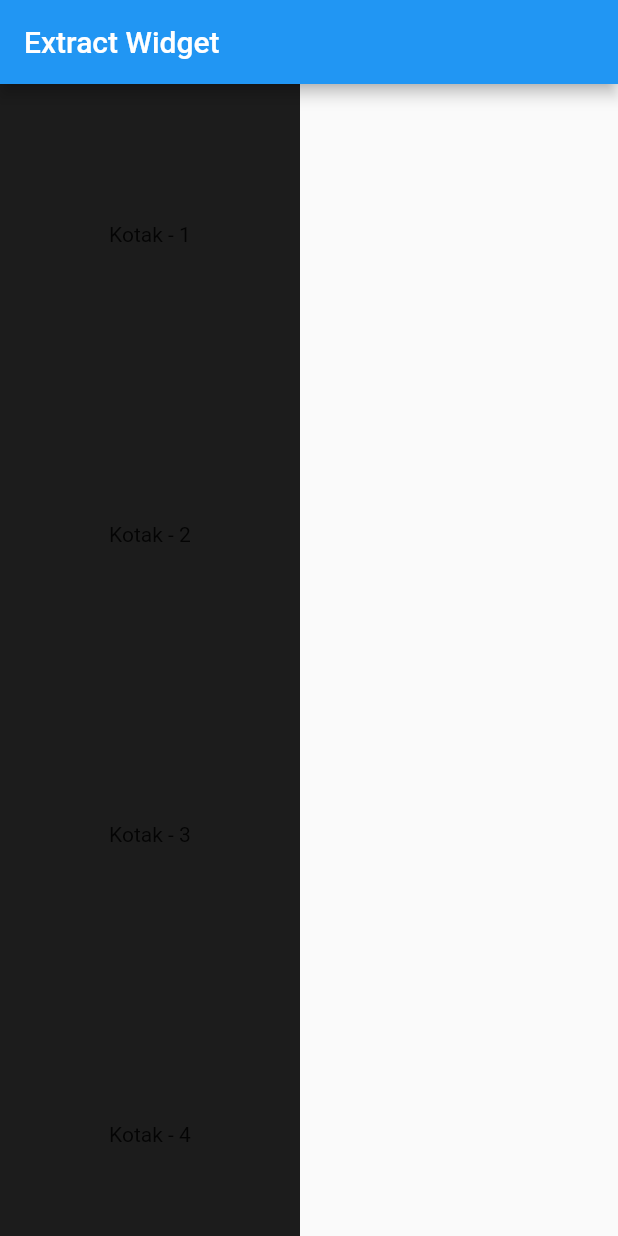
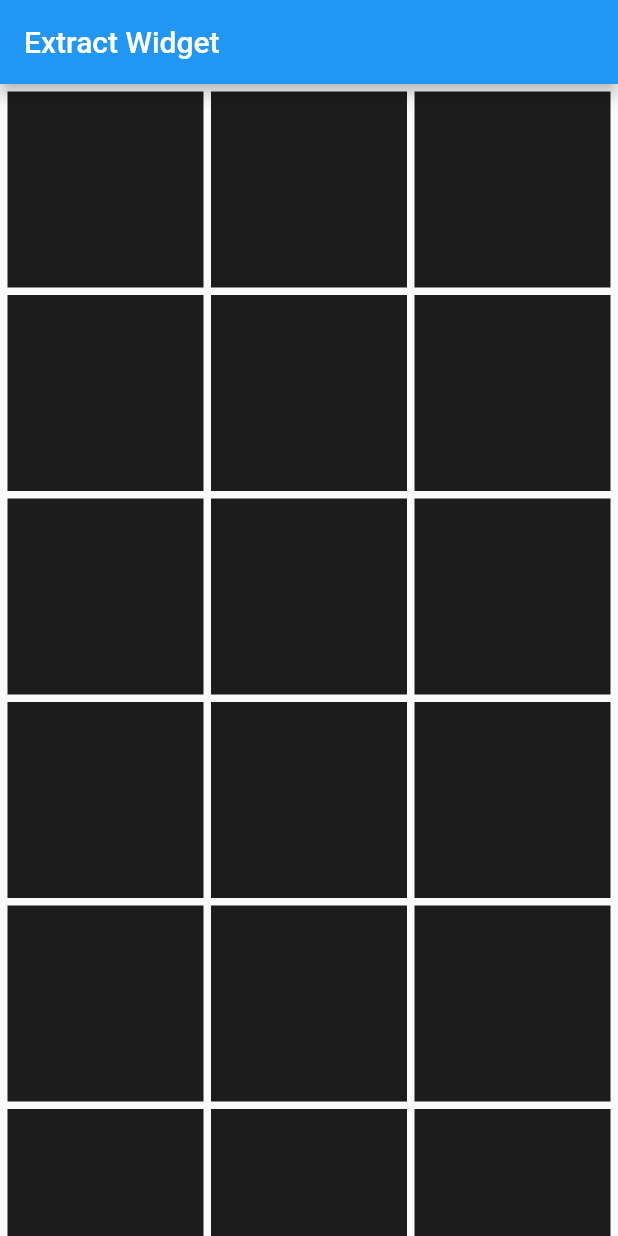
Before and after one commit to Dedenugroho16/belajar_flutter, a Flutter app: the screen it shows after launch, on a phone screen of 412 x 824 dp. Run offline on Flutter 3.47's test engine with Material 2 defaults, Android fonts, the phone set to English and light mode, and no system bars.

Commit message:
Widget Builder

```diff
--- a/lib/main.dart
+++ b/lib/main.dart
@@ -8,44 +8,20 @@ void main() {
 }
 
 class MyApp extends StatelessWidget {
-
-  // List<KotakWarna> allItems = List.generate(
-  //   10,
-  //   (index) => KotakWarna(
-  //     text: "Kotak - ${index+1}",
-  //     warna: Color.fromARGB(
-  //       255,
-  //       Random().nextInt(256),
-  //       Random().nextInt(256),
-  //       Random().nextInt(256)
-  //     )
-  //   )
-  // );
-
-  List<Map<String, dynamic>> data = List.generate(
-    10,
-    (index) => {
-      "text": "Kotak - ${index+1}",
-      "color": Color.fromARGB(
-        255,
-        Random().nextInt(256),
-        Random().nextInt(256),
-        Random().nextInt(256)
-      )
-    }
-  );
-
   @override
   Widget build(BuildContext context) {
     return MaterialApp(
       home: Scaffold(
-        appBar: AppBar(title: Text("Extract Widget"),),
-        body: SingleChildScrollView(
-          scrollDirection: Axis.vertical,
-          child: Column(
-            children: data.map((e) => KotakWarna(text: e["text"], warna: e["color"])).toList(),
+          appBar: AppBar(
+            title: Text("Extract Widget"),
           ),
-        ),
+          body: GridView.builder(
+              padding: EdgeInsets.all(5),
+              gridDelegate: SliverGridDelegateWithFixedCrossAxisCount(crossAxisCount: 3, mainAxisSpacing: 5, crossAxisSpacing: 5),
+              itemBuilder: (context, index) => Container(
+                color: Color.fromARGB(255, Random().nextInt(256), Random().nextInt(256), Random().nextInt(256)),
+              ),
+          )
       ),
     );
   }
```
